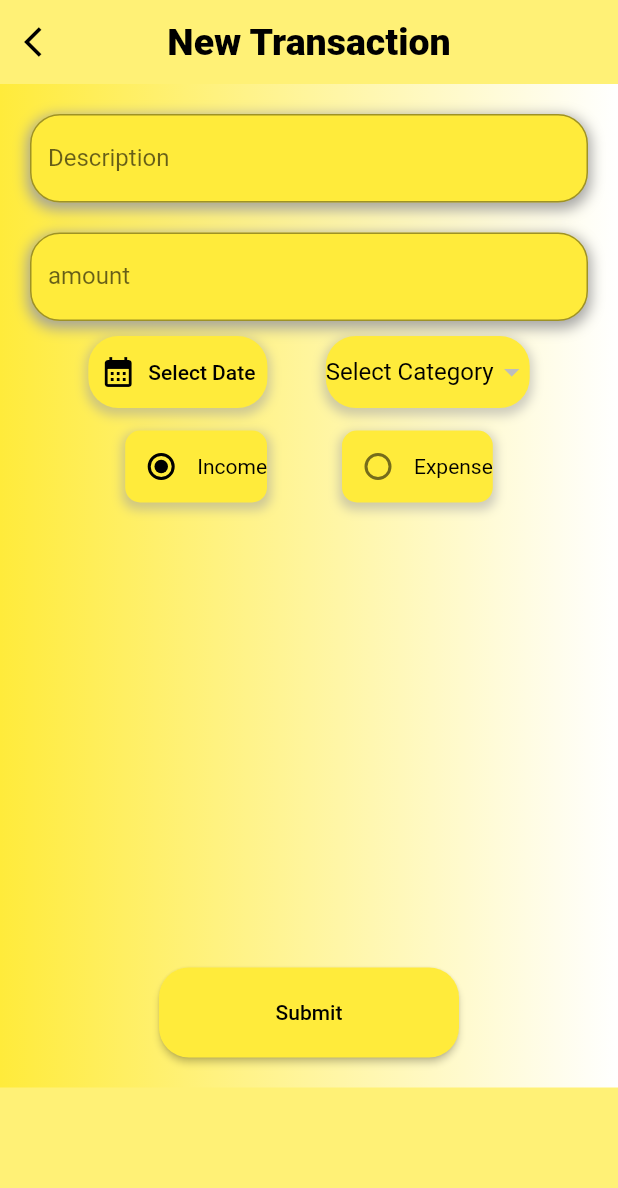
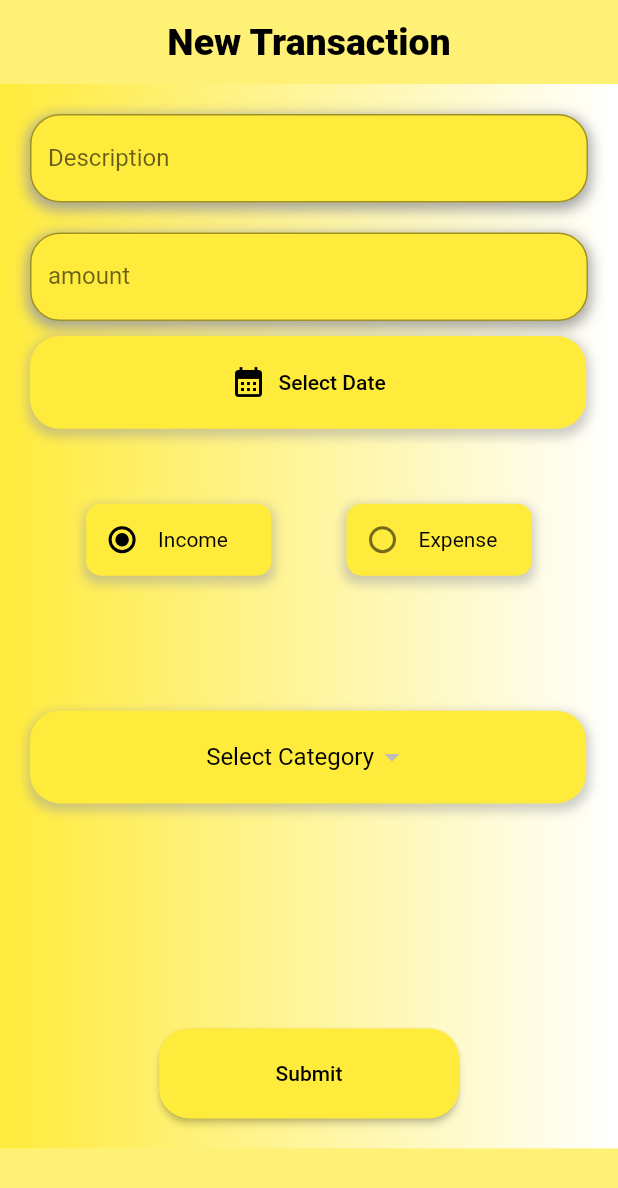
Before and after one commit to JustinCheeramattathil/Money-management-app, a Flutter app: the Screen_Transaction screen opened directly, after a tap on an icon or button, on a phone screen of 412 x 824 dp. Shown: the top 1188 px of the screen. Run offline on Flutter 3.47's test engine with Material 2 defaults, Android fonts, the light colour scheme and no system bars; our stand-ins replace curved_navigation_bar, flutter_slidable, google_fonts, hive, hive_flutter, iconly and 4 more; accounts and stored records are empty.

Commit message:
pollwallet 05/05/2023

```diff
--- a/lib/Account/balance.dart
+++ b/lib/Account/balance.dart
@@ -23,7 +23,5 @@ Future<void> balanceAmount() async {
     totalNotifier.value = incomeNotifier.value - expenseNotifier.value;
   });
 
-  print(incomeNotifier.value);
-  print(expenseNotifier.value);
-  print(totalNotifier.value);
+
 }
--- a/lib/Screens/add_transaction/add_transaction.dart
+++ b/lib/Screens/add_transaction/add_transaction.dart
@@ -36,6 +36,7 @@ class _AddTransactionState extends State<AddTransaction> {
   Widget build(BuildContext context) {
     return Scaffold(
         appBar: AppBar(
+          automaticallyImplyLeading: false,
           backgroundColor: Colors.yellow[300],
           title: Text(
             'New Transaction',
@@ -44,12 +45,7 @@ class _AddTransactionState extends State<AddTransaction> {
           ),
           centerTitle: true,
           elevation: 0,
-          leading: IconButton(
-              onPressed: () => {RootPage.selectedIndexNotifier.value = 1},
-              icon: Icon(
-                Icons.arrow_back_ios,
-                color: Colors.black,
-              )),
+
         ),
         backgroundColor: Colors.yellow[300],
         body: SingleChildScrollView(
@@ -120,10 +116,9 @@ class _AddTransactionState extends State<AddTransaction> {
                     const SizedBox(
                       height: 10,
                     ),
-                    Row(
-                      mainAxisAlignment: MainAxisAlignment.spaceEvenly,
-                      children: [
                     Container(
+                      height: MediaQuery.of(context).size.height * 0.075,
+                      width: MediaQuery.of(context).size.width * 0.9,
                       decoration: BoxDecoration(
                         boxShadow: [
                           BoxShadow(
@@ -138,8 +133,7 @@ class _AddTransactionState extends State<AddTransaction> {
                       ),
                       child: Theme(
                         data: Theme.of(context).copyWith(
-                              colorScheme:
-                                  Theme.of(context).colorScheme.copyWith(
+                          colorScheme: Theme.of(context).colorScheme.copyWith(
                                 primary: Colors.black,
                               ),
                         ),
@@ -176,61 +170,12 @@ class _AddTransactionState extends State<AddTransaction> {
                         ),
                       ),
                     ),
-                        // SizedBox(width: 20),
-                        Container(
-                          decoration: BoxDecoration(
-                              boxShadow: [
-                                BoxShadow(
-                                  color: Colors.grey.withOpacity(0.5),
-                                  spreadRadius: 2,
-                                  blurRadius: 5,
-                                  offset: Offset(0, 3),
-                                ),
-                              ],
-                              color: Colors.yellow,
-                              // border: Border.all(color: Colors.black),
-                              borderRadius: BorderRadius.circular(20)),
-                          child: DropdownButton<String>(
-                            underline: Container(),
-                            hint: const Text(
-                              'Select Category',
-                              style: TextStyle(color: Colors.black),
-                            ),
-                            value: _categoryID,
-                            items: (_selectedCategorytype == CategoryType.income
-                                    ? CategoryDB().incomeCategoryListListener
-                                    : CategoryDB().expenseCategoryListListener)
-                                .value
-                                .map((e) {
-                              return DropdownMenuItem(
-                                value: e.id,
-                                child: Text(
-                                  e.name,
-                                  style: TextStyle(color: Colors.black),
-                                ),
-                                onTap: () {
-                                  print(e.toString());
-                                  _selectedCategoryModel = e;
-                                },
-                              );
-                            }).toList(),
-                            onChanged: (selectedValue) {
-                              print(selectedValue);
-                              setState(() {
-                                _categoryID = selectedValue;
-                              });
-                            },
-                          ),
-                        ),
-                      ],
-                    ),
-                    SizedBox(
-                      height: 15,
-                    ),
+                    SizedBox(height: 50),
                     Row(
                       mainAxisAlignment: MainAxisAlignment.center,
                       children: [
                         Container(
+                          width: MediaQuery.of(context).size.width * 0.3,
                           decoration: BoxDecoration(
                             borderRadius: BorderRadius.circular(10),
                             color: Colors.yellow,
@@ -267,6 +212,7 @@ class _AddTransactionState extends State<AddTransaction> {
                           width: 50,
                         ),
                         Container(
+                          width: MediaQuery.of(context).size.width * 0.3,
                           decoration: BoxDecoration(
                             borderRadius: BorderRadius.circular(10),
                             color: Colors.yellow,
@@ -301,11 +247,58 @@ class _AddTransactionState extends State<AddTransaction> {
                         ),
                       ],
                     ),
-                    SizedBox(
-                      height: 10,
+                    SizedBox(height: 90),
+                    Container(
+                      height: MediaQuery.of(context).size.height * 0.075,
+                      width: MediaQuery.of(context).size.width * 0.9,
+                      decoration: BoxDecoration(
+                          boxShadow: [
+                            BoxShadow(
+                              color: Colors.grey.withOpacity(0.5),
+                              spreadRadius: 2,
+                              blurRadius: 5,
+                              offset: Offset(0, 3),
+                            ),
+                          ],
+                          color: Colors.yellow,
+                          // border: Border.all(color: Colors.black),
+                          borderRadius: BorderRadius.circular(20)),
+                      child: Center(
+                        child: DropdownButton<String>(
+                          underline: Container(),
+                          hint: const Text(
+                            'Select Category',
+                            style: TextStyle(color: Colors.black),
+                          ),
+                          value: _categoryID,
+                          items: (_selectedCategorytype == CategoryType.income
+                                  ? CategoryDB().incomeCategoryListListener
+                                  : CategoryDB().expenseCategoryListListener)
+                              .value
+                              .map((e) {
+                            return DropdownMenuItem(
+                              value: e.id,
+                              child: Text(
+                                e.name,
+                                style: TextStyle(color: Colors.black),
+                              ),
+                              onTap: () {
+                                print(e.toString());
+                                _selectedCategoryModel = e;
+                              },
+                            );
+                          }).toList(),
+                          onChanged: (selectedValue) {
+                            print(selectedValue);
+                            setState(() {
+                              _categoryID = selectedValue;
+                            });
+                          },
+                        ),
+                      ),
                     ),
                     SizedBox(
-                      height: 300,
+                      height: 150,
                     ),
                     Center(
                       child: ElevatedButton(
--- a/lib/Screens/transaction/list_transaction.dart
+++ b/lib/Screens/transaction/list_transaction.dart
@@ -1,5 +1,3 @@
-import 'dart:developer';
-
 import 'package:flutter/material.dart';
 import 'package:iconly/iconly.dart';
 import 'package:intl/intl.dart';
@@ -23,7 +21,7 @@ class _Screen_TransactionState extends State<Screen_Transaction>
   dynamic dropDownVale = 'All';
   @override
   void initState() {
-    log('gfkglf');
+
     dropDownVale = 'All';
     results.clear();
     results = TransactionDB().transationAll.value;
--- a/lib/chart_function/chart_function.dart
+++ b/lib/chart_function/chart_function.dart
@@ -68,10 +68,6 @@ filterFunction() async {
 
   for (var element in list) {
     if (element.category.type == CategoryType.income) {
-      // log(element.category.type.toString());
-      // log(element.category.type == CategoryType.income
-      //     ? true.toString()
-      //     : false.toString());
       incomeNotifier1.value.add(element);
     } else if (element.category.type == CategoryType.expense) {
       expenseNotifier1.value.add(element);
--- a/lib/db/category/category_db.dart
+++ b/lib/db/category/category_db.dart
@@ -27,24 +27,24 @@ class CategoryDB implements CategoryDbFunctions {
       ValueNotifier([]);
   @override
   Future<void> insertCategory(CategoryModel value) async {
-    final _categoryDB = await Hive.openBox<CategoryModel>(CATEGORY_DB_NAME);
-    await _categoryDB.put(value.id, value);
+    final categoryDB = await Hive.openBox<CategoryModel>(CATEGORY_DB_NAME);
+    await categoryDB.put(value.id, value);
 
     refreshUI();
   }
 
   @override
   Future<List<CategoryModel>> getCategories() async {
-    final _categoryDB = await Hive.openBox<CategoryModel>(CATEGORY_DB_NAME);
-    return _categoryDB.values.toList();
+    final categoryDB = await Hive.openBox<CategoryModel>(CATEGORY_DB_NAME);
+    return categoryDB.values.toList();
   }
 
   Future<void> refreshUI() async {
-    final _allCategories = await getCategories();
+    final allCategories = await getCategories();
     incomeCategoryListListener.value.clear();
     expenseCategoryListListener.value.clear();
     await Future.forEach(
-      _allCategories,
+      allCategories,
       (CategoryModel category) {
         if (category.type == CategoryType.income) {
           incomeCategoryListListener.value.add(category);
@@ -59,8 +59,8 @@ class CategoryDB implements CategoryDbFunctions {
 
   @override
   Future<void> deleteCategory(String categoryID) async {
-    final _categoryDB = await Hive.openBox<CategoryModel>(CATEGORY_DB_NAME);
-    await _categoryDB.delete(categoryID);
+    final categoryDB = await Hive.openBox<CategoryModel>(CATEGORY_DB_NAME);
+    await categoryDB.delete(categoryID);
     refreshUI();
   }
 }
--- a/lib/db/category/transactions/transaction_db.dart
+++ b/lib/db/category/transactions/transaction_db.dart
@@ -31,15 +31,15 @@ class TransactionDB implements TransactionDbFunctions {
 
   @override
   Future<void> addTransaction(TransactionModel obj) async {
-    final _db = await Hive.openBox<TransactionModel>(TRANSACTION_DB_NAME);
-    _db.put(obj.id, obj);
+    final db = await Hive.openBox<TransactionModel>(TRANSACTION_DB_NAME);
+    db.put(obj.id, obj);
   }
 
   Future<void> refreshAll() async {
-    final _list = await accessTransactions();
-    _list.sort((first, second) => second.date.compareTo(first.date));
+    final list = await accessTransactions();
+    list.sort((first, second) => second.date.compareTo(first.date));
     transactionListNotifietr.value.clear();
-    transactionListNotifietr.value.addAll(_list);
+    transactionListNotifietr.value.addAll(list);
     transactionListNotifietr.notifyListeners();
     incomeListenable.value.clear();
     expenseListenable.value.clear();
@@ -84,4 +84,10 @@ class TransactionDB implements TransactionDbFunctions {
         .where((element) => element.purpose.contains(text)));
     transactionListNotifietr.notifyListeners();
   }
+
+
+
+
+
+
 }
--- a/lib/graph/graphmodel.dart
+++ b/lib/graph/graphmodel.dart
@@ -20,7 +20,7 @@ chartLogic(List<TransactionModel> model) {
   for (var i = 0; i < model.length; i++) {
     value = model[i].amount.toDouble();
     categoryname = model[i].category.name;
-    //  == CategoryType.income ? 'Income' : 'Expense';
+
     log(model[i].category.type.toString());
     for (var j = i + 1; j < model.length; j++) {
       if (model[i].category.name == model[j].category.name) {
--- a/lib/main.dart
+++ b/lib/main.dart
@@ -2,14 +2,10 @@ import 'package:flutter/material.dart';
 import 'package:hive_flutter/hive_flutter.dart';
 
 import 'Screens/splash.dart';
-import 'db/category/category_db.dart';
 import 'models/category/category_model.dart';
 import 'models/transaction/transaction_model.dart';
 
 Future<void> main() async {
-  final obj1 = CategoryDB;
-  final obj2 = CategoryDB;
-
   WidgetsFlutterBinding.ensureInitialized();
   await Hive.initFlutter();
 
```
Also changed, not shown: lib/Screens/transaction/edit_transaction.dart (+59 -68 lines), lib/home.dart (+24 -26 lines), lib/Screens/transaction/transactionlistview.dart (line endings or trailing spaces). Lines whose indentation alone changed are shown as unchanged.
